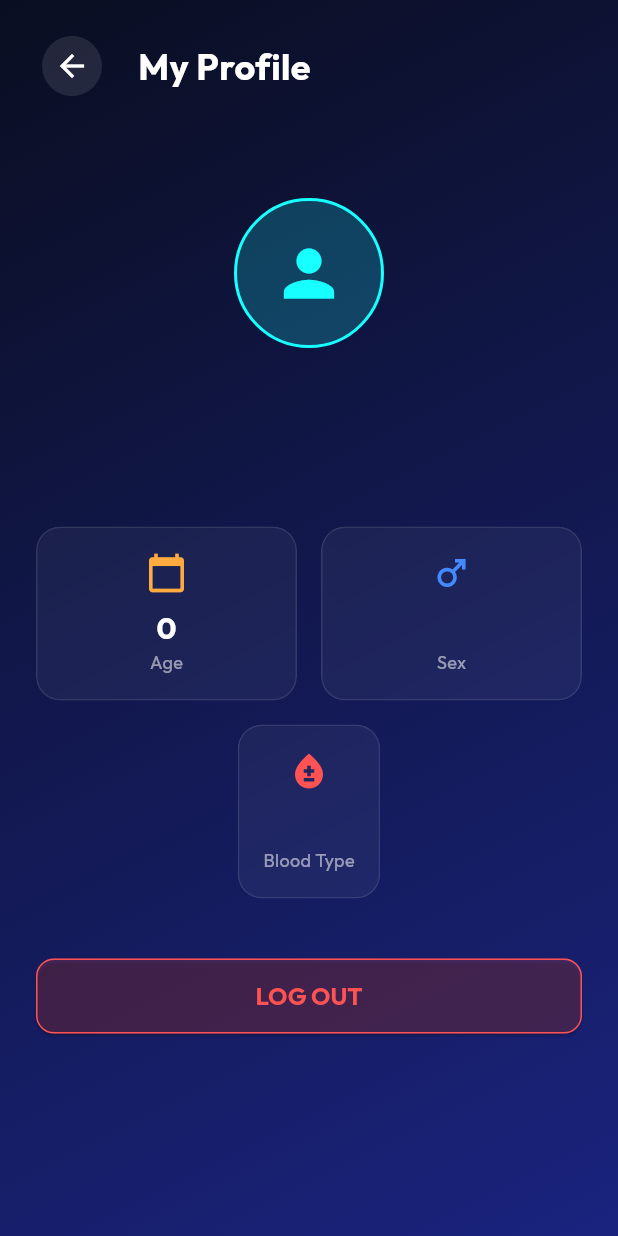
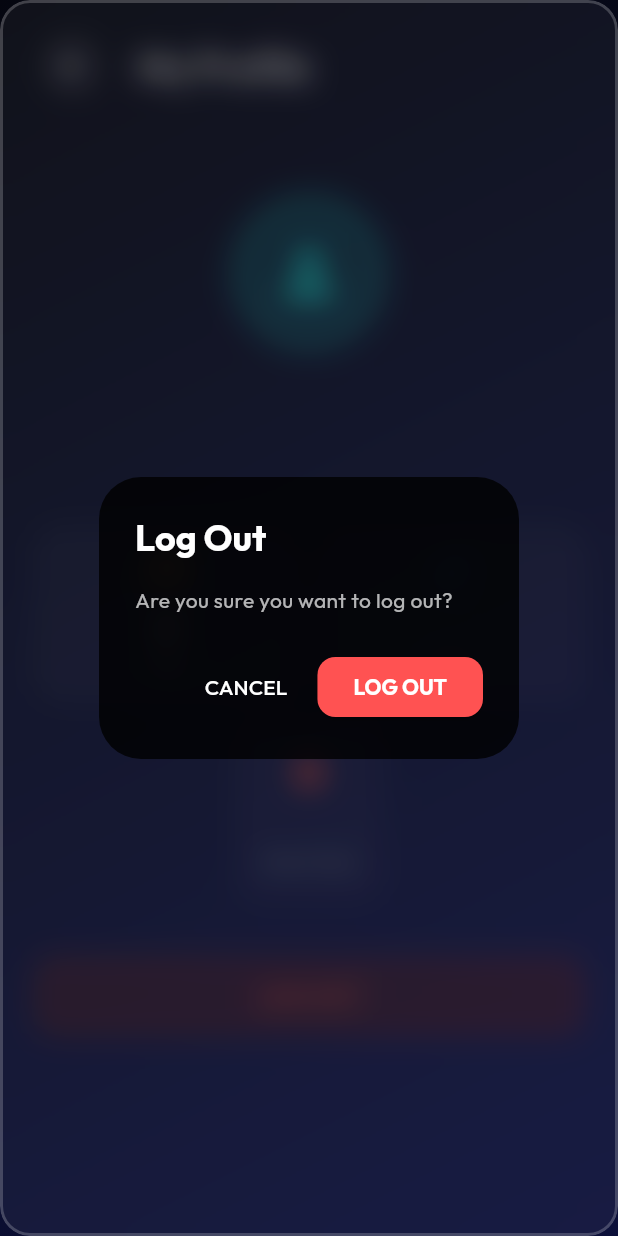
Before and after one commit to nacrezo/feng497_flutter_app, a Flutter app: the ProfileScreen screen opened by its route, after a tap on "LOG OUT", on a phone screen of 412 x 824 dp. Run offline on Flutter 3.47's test engine with Material 3 defaults, Android fonts, the phone set to English and light mode, and no system bars; drawn by our look-alikes of glassmorphism_ui; our stand-ins replace cloud_firestore, firebase_auth, firebase_core, fl_chart, flutter_riverpod, go_router and 1 more; accounts and stored records are empty; network calls fail.

```diff
--- a/lib/main.dart
+++ b/lib/main.dart
@@ -6,9 +6,7 @@ import 'screens/home_screen.dart';
 import 'screens/chatbot_screen.dart';
 import 'screens/prediction_screen.dart';
 import 'screens/profile_screen.dart';
-
 import 'package:firebase_core/firebase_core.dart';
-
 import 'services/auth_service.dart';
 import 'screens/login_screen.dart';
 
--- a/lib/screens/profile_screen.dart
+++ b/lib/screens/profile_screen.dart
@@ -119,8 +119,8 @@ class ProfileScreen extends ConsumerWidget {
                                 child: _buildInfoCard(
                                   'Sex',
                                   data['sex'] ?? '-',
-                                  Icons.male,
-                                  Colors.blueAccent,
+                                  (data['sex'] == 'Female') ? Icons.female : Icons.male,
+                                  (data['sex'] == 'Female') ? Colors.pinkAccent : Colors.blueAccent,
                                 ),
                               ),
                             ],
@@ -135,13 +135,13 @@ class ProfileScreen extends ConsumerWidget {
 
                           const SizedBox(height: 40),
 
-                          // Logout Button (Moved here or duplicated)
+                          // Logout Button
                           SizedBox(
                             width: double.infinity,
                             height: 50,
                             child: ElevatedButton(
                               onPressed: () {
-                                ref.read(authServiceProvider).signOut();
+                                _showLogoutDialog(context, ref);
                               },
                               style: ElevatedButton.styleFrom(
                                 backgroundColor: Colors.redAccent.withOpacity(0.2),
@@ -180,6 +180,42 @@ class ProfileScreen extends ConsumerWidget {
     );
   }
 
+  void _showLogoutDialog(BuildContext context, WidgetRef ref) {
+    showDialog(
+      context: context,
+      builder: (context) => GlassContainer(
+        blur: 10,
+        border: Border.all(color: Colors.white.withOpacity(0.2), width: 2),
+        borderRadius: BorderRadius.circular(20),
+        child: AlertDialog(
+          backgroundColor: Colors.black.withOpacity(0.8),
+          title: Text(
+            'Log Out',
+            style: GoogleFonts.outfit(color: Colors.white, fontWeight: FontWeight.bold),
+          ),
+          content: Text(
+            'Are you sure you want to log out?',
+            style: GoogleFonts.outfit(color: Colors.white70),
+          ),
+          actions: [
+            TextButton(
+              onPressed: () => Navigator.pop(context),
+              child: Text('CANCEL', style: GoogleFonts.outfit(color: Colors.white)),
+            ),
+            ElevatedButton(
+              style: ElevatedButton.styleFrom(backgroundColor: Colors.redAccent),
+              onPressed: () {
+                Navigator.pop(context);
+                ref.read(authServiceProvider).signOut();
+              },
+              child: Text('LOG OUT', style: GoogleFonts.outfit(color: Colors.white)),
+            ),
+          ],
+        ),
+      ),
+    );
+  }
+
   Widget _buildInfoCard(String label, String value, IconData icon, Color color) {
     return GlassContainer(
       borderRadius: BorderRadius.circular(16),
```
Also changed, not shown: lib/screens/home_screen.dart (+37 -2 lines), lib/screens/login_screen.dart (+19 -5 lines), lib/services/auth_service.dart (+11 -4 lines), 1 other file.
